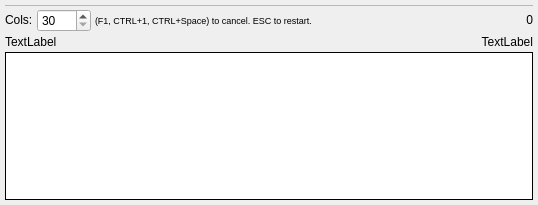
Qt form src/quizzer/quizzer.ui (coryo/amphetype2) before a commit.
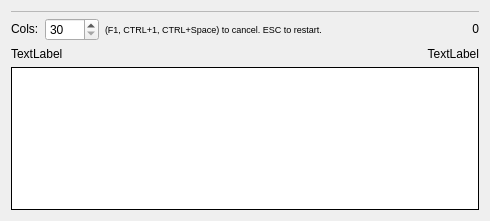
The same form after that commit. Custom widgets are drawn as their Qt base class.

```diff
--- a/src/quizzer/quizzer.ui
+++ b/src/quizzer/quizzer.ui
@@ -6,104 +6,15 @@
    <rect>
     <x>0</x>
     <y>0</y>
-    <width>538</width>
-    <height>205</height>
+    <width>490</width>
+    <height>221</height>
    </rect>
   </property>
   <property name="windowTitle">
    <string>Form</string>
   </property>
-  <layout class="QGridLayout" name="gridLayout_2">
-   <property name="leftMargin">
-    <number>5</number>
-   </property>
-   <property name="topMargin">
-    <number>5</number>
-   </property>
-   <property name="rightMargin">
-    <number>5</number>
-   </property>
-   <property name="bottomMargin">
-    <number>5</number>
-   </property>
-   <property name="spacing">
-    <number>4</number>
-   </property>
-   <item row="0" column="0">
     <layout class="QGridLayout" name="gridLayout">
-     <property name="horizontalSpacing">
-      <number>4</number>
-     </property>
-     <property name="verticalSpacing">
-      <number>3</number>
-     </property>
-     <item row="4" column="0" colspan="7">
-      <widget class="TyperDisplay" name="typerDisplay">
-       <property name="sizePolicy">
-        <sizepolicy hsizetype="Preferred" vsizetype="Preferred">
-         <horstretch>0</horstretch>
-         <verstretch>0</verstretch>
-        </sizepolicy>
-       </property>
-       <property name="minimumSize">
-        <size>
-         <width>0</width>
-         <height>20</height>
-        </size>
-       </property>
-       <property name="frameShape">
-        <enum>QFrame::Box</enum>
-       </property>
-       <property name="frameShadow">
-        <enum>QFrame::Plain</enum>
-       </property>
-       <property name="undoRedoEnabled">
-        <bool>false</bool>
-       </property>
-       <property name="lineWrapMode">
-        <enum>QTextEdit::NoWrap</enum>
-       </property>
-       <property name="lineWrapColumnOrWidth">
-        <number>50</number>
-       </property>
-       <property name="readOnly">
-        <bool>true</bool>
-       </property>
-       <property name="textInteractionFlags">
-        <set>Qt::NoTextInteraction</set>
-       </property>
-      </widget>
-     </item>
-     <item row="2" column="4">
-      <widget class="QLabel" name="alertLabel">
-       <property name="text">
-        <string/>
-       </property>
-      </widget>
-     </item>
-     <item row="2" column="5" colspan="2">
-      <widget class="QLabel" name="result">
-       <property name="sizePolicy">
-        <sizepolicy hsizetype="Preferred" vsizetype="Fixed">
-         <horstretch>0</horstretch>
-         <verstretch>0</verstretch>
-        </sizepolicy>
-       </property>
-       <property name="minimumSize">
-        <size>
-         <width>0</width>
-         <height>0</height>
-        </size>
-       </property>
-       <property name="text">
-        <string>TextLabel</string>
-       </property>
-       <property name="alignment">
-        <set>Qt::AlignRight|Qt::AlignTrailing|Qt::AlignVCenter</set>
-       </property>
-      </widget>
-     </item>
-     <item row="0" column="0" colspan="7">
+   <item row="0" column="0" colspan="6">
       <widget class="Typer" name="typer">
        <property name="sizePolicy">
         <sizepolicy hsizetype="Preferred" vsizetype="Preferred">
@@ -131,38 +42,6 @@
        </property>
       </widget>
      </item>
-     <item row="1" column="6">
-      <widget class="QLabel" name="timerLabel">
-       <property name="sizePolicy">
-        <sizepolicy hsizetype="Fixed" vsizetype="Fixed">
-         <horstretch>0</horstretch>
-         <verstretch>0</verstretch>
-        </sizepolicy>
-       </property>
-       <property name="minimumSize">
-        <size>
-         <width>100</width>
-         <height>0</height>
-        </size>
-       </property>
-       <property name="text">
-        <string>0</string>
-       </property>
-       <property name="alignment">
-        <set>Qt::AlignRight|Qt::AlignTrailing|Qt::AlignVCenter</set>
-       </property>
-       <property name="margin">
-        <number>2</number>
-       </property>
-      </widget>
-     </item>
-     <item row="2" column="0" colspan="4">
-      <widget class="QLabel" name="textInfoLabel">
-       <property name="text">
-        <string>TextLabel</string>
-       </property>
-      </widget>
-     </item>
      <item row="1" column="0">
       <widget class="QLabel" name="label_2">
        <property name="sizePolicy">
@@ -195,7 +74,7 @@
        </property>
       </widget>
      </item>
-     <item row="1" column="2" colspan="2">
+   <item row="1" column="2">
       <widget class="QLabel" name="tipLabel">
        <property name="sizePolicy">
         <sizepolicy hsizetype="Preferred" vsizetype="Fixed">
@@ -216,7 +95,7 @@
        </property>
       </widget>
      </item>
-     <item row="1" column="4" colspan="2">
+   <item row="1" column="3" colspan="2">
       <spacer name="horizontalSpacer">
        <property name="orientation">
         <enum>Qt::Horizontal</enum>
@@ -229,7 +108,103 @@
        </property>
       </spacer>
      </item>
-    </layout>
+   <item row="1" column="5">
+    <widget class="QLabel" name="timerLabel">
+     <property name="sizePolicy">
+      <sizepolicy hsizetype="Fixed" vsizetype="Fixed">
+       <horstretch>0</horstretch>
+       <verstretch>0</verstretch>
+      </sizepolicy>
+     </property>
+     <property name="minimumSize">
+      <size>
+       <width>100</width>
+       <height>0</height>
+      </size>
+     </property>
+     <property name="text">
+      <string>0</string>
+     </property>
+     <property name="alignment">
+      <set>Qt::AlignRight|Qt::AlignTrailing|Qt::AlignVCenter</set>
+     </property>
+     <property name="margin">
+      <number>2</number>
+     </property>
+    </widget>
+   </item>
+   <item row="2" column="3">
+    <widget class="QLabel" name="alertLabel">
+     <property name="text">
+      <string/>
+     </property>
+    </widget>
+   </item>
+   <item row="2" column="4" colspan="2">
+    <widget class="QLabel" name="result">
+     <property name="sizePolicy">
+      <sizepolicy hsizetype="Preferred" vsizetype="Fixed">
+       <horstretch>0</horstretch>
+       <verstretch>0</verstretch>
+      </sizepolicy>
+     </property>
+     <property name="minimumSize">
+      <size>
+       <width>0</width>
+       <height>0</height>
+      </size>
+     </property>
+     <property name="text">
+      <string>TextLabel</string>
+     </property>
+     <property name="alignment">
+      <set>Qt::AlignRight|Qt::AlignTrailing|Qt::AlignVCenter</set>
+     </property>
+    </widget>
+   </item>
+   <item row="3" column="0" colspan="6">
+    <widget class="TyperDisplay" name="typerDisplay">
+     <property name="sizePolicy">
+      <sizepolicy hsizetype="Preferred" vsizetype="Preferred">
+       <horstretch>0</horstretch>
+       <verstretch>0</verstretch>
+      </sizepolicy>
+     </property>
+     <property name="minimumSize">
+      <size>
+       <width>0</width>
+       <height>20</height>
+      </size>
+     </property>
+     <property name="frameShape">
+      <enum>QFrame::Box</enum>
+     </property>
+     <property name="frameShadow">
+      <enum>QFrame::Plain</enum>
+     </property>
+     <property name="undoRedoEnabled">
+      <bool>false</bool>
+     </property>
+     <property name="lineWrapMode">
+      <enum>QTextEdit::NoWrap</enum>
+     </property>
+     <property name="lineWrapColumnOrWidth">
+      <number>50</number>
+     </property>
+     <property name="readOnly">
+      <bool>true</bool>
+     </property>
+     <property name="textInteractionFlags">
+      <set>Qt::NoTextInteraction</set>
+     </property>
+    </widget>
+   </item>
+   <item row="2" column="0" colspan="3">
+    <widget class="QLabel" name="textInfoLabel">
+     <property name="text">
+      <string>TextLabel</string>
+     </property>
+    </widget>
    </item>
   </layout>
  </widget>
```
Lines whose indentation alone changed are shown as unchanged.
